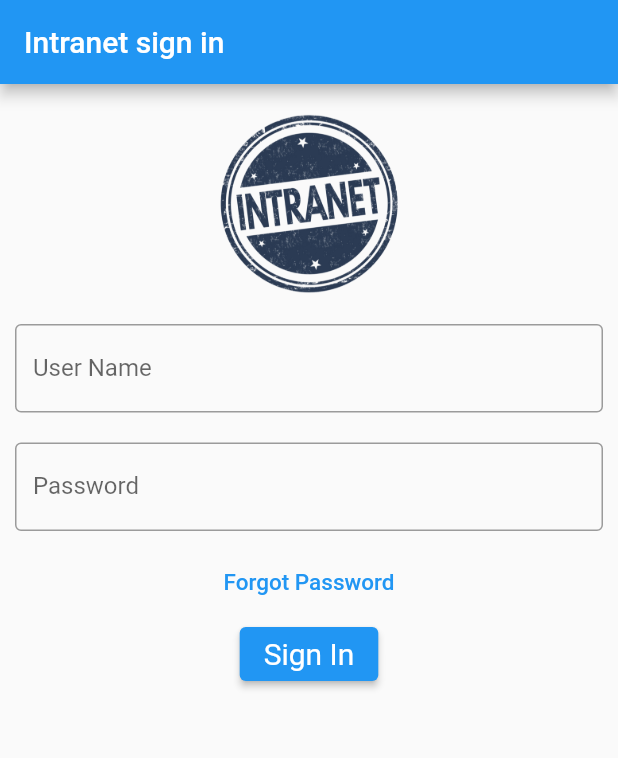
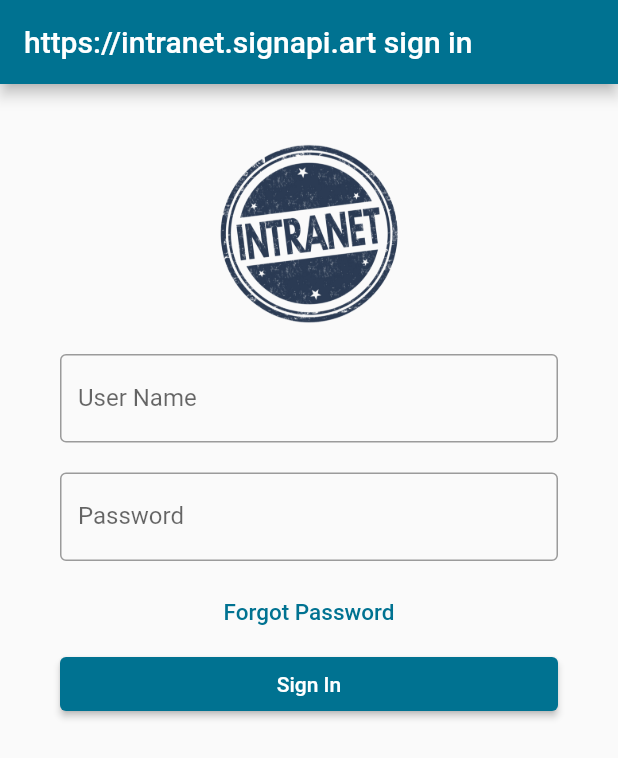
Before and after one commit to app/intranet-client, a Flutter app: the screen it shows after launch, on a phone screen of 412 x 824 dp. Shown: the top 758 px of the screen. Run offline on Flutter 3.47's test engine with Material 2 defaults, Android fonts, the phone set to English and light mode, and no system bars.

Commit message:
Changed colors from blue

```diff
--- a/lib/signin.dart
+++ b/lib/signin.dart
@@ -12,21 +12,21 @@ class SignIn extends StatefulWidget {
 class _SignInState extends State<SignIn> {
   @override
   Widget build(BuildContext context) {
-  final ButtonStyle style =
-        ElevatedButton.styleFrom(textStyle: const TextStyle(fontSize: 20));
+    final Color bgColor = Color(int.parse("0xFF007291"));
     return Scaffold(
-        appBar: AppBar(title: const Text('Intranet sign in')),
+        appBar: AppBar(title: const Text('https://intranet.signapi.art sign in'),backgroundColor: bgColor,),
         body: SingleChildScrollView(child:
-        Column(
+          Padding(
+            padding: EdgeInsets.all(40),
+        child: Column(
           children: <Widget>[
-          Padding(padding: EdgeInsets.all(10),),
-          Container(
+          SizedBox(
             width: 120,
             height: 120,
             child: Image.asset('asset/images/stamp.png'),
           ),
           Padding(
-            padding: EdgeInsets.only(top:20,left:10,right:10,bottom:10),
+            padding: EdgeInsets.only(top:20,bottom:10),
             child: TextField(
               decoration: InputDecoration(
                 border: OutlineInputBorder(),
@@ -35,7 +35,7 @@ class _SignInState extends State<SignIn> {
               ),
             ),
           Padding(
-            padding: EdgeInsets.all(10),
+            padding: EdgeInsets.only(top:10,bottom:10),
             child: TextField(
               obscureText: true,
               decoration: InputDecoration(
@@ -47,19 +47,21 @@ class _SignInState extends State<SignIn> {
             ),
 
           TextButton(
-              onPressed: (){
-                /* TODO FORGOT PASSWORD SCREEN GOES HERE */
-              },
+              onPressed: (){ },
               child: Text(
                        'Forgot Password',
-              style: TextStyle(color: Colors.blue, fontSize: 15),
+              style: TextStyle(color: bgColor, fontSize: 15),
             ),
           ),
-          ElevatedButton(
-            onPressed: (){ /* TODO */},
-            style: style,
-            child: Text('Sign In'),),
-          ]
-        )));
+          SizedBox(
+              width: double.infinity,
+              child: ElevatedButton(
+                onPressed: () {},
+                style: ButtonStyle(
+                  backgroundColor: MaterialStateProperty.all(bgColor)),
+                child: Text('Sign In'))
+          )
+            ]
+            ))));
   }
 }
```
